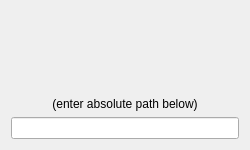
therealddx/midvec2-gui, file midvec2-gui/nodePsBuilder/outPsWidget/outFilePsWidget.ui: the form before one commit.
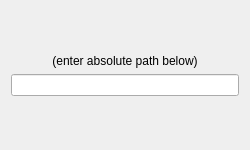
The form after the commit.

Patch:
```diff
--- a/midvec2-gui/nodePsBuilder/outPsWidget/outFilePsWidget.ui
+++ b/midvec2-gui/nodePsBuilder/outPsWidget/outFilePsWidget.ui
@@ -16,6 +16,19 @@
   <layout class="QHBoxLayout" name="horizontalLayout">
    <item>
     <layout class="QVBoxLayout" name="verticalLayout">
+     <item>
+      <spacer name="verticalSpacer">
+       <property name="orientation">
+        <enum>Qt::Vertical</enum>
+       </property>
+       <property name="sizeHint" stdset="0">
+        <size>
+         <width>20</width>
+         <height>40</height>
+        </size>
+       </property>
+      </spacer>
+     </item>
      <item>
       <widget class="QLabel" name="selectFile_lbl">
        <property name="text">
@@ -45,6 +58,19 @@
        </property>
       </widget>
      </item>
+     <item>
+      <spacer name="verticalSpacer_2">
+       <property name="orientation">
+        <enum>Qt::Vertical</enum>
+       </property>
+       <property name="sizeHint" stdset="0">
+        <size>
+         <width>20</width>
+         <height>40</height>
+        </size>
+       </property>
+      </spacer>
+     </item>
     </layout>
    </item>
   </layout>
```
